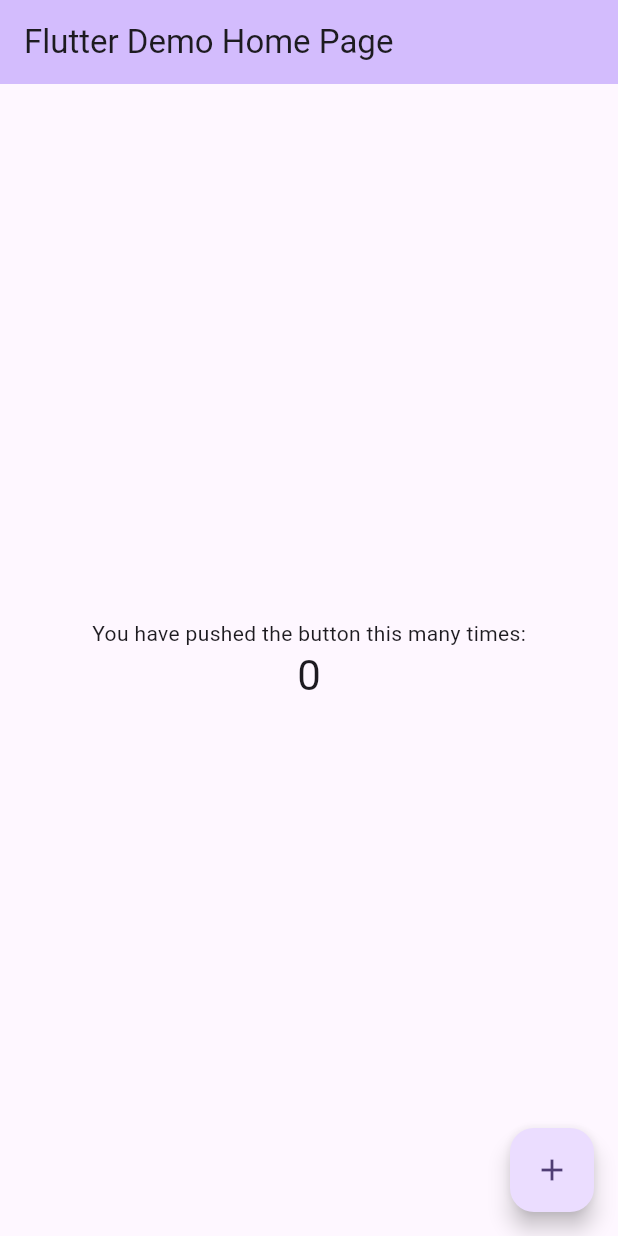
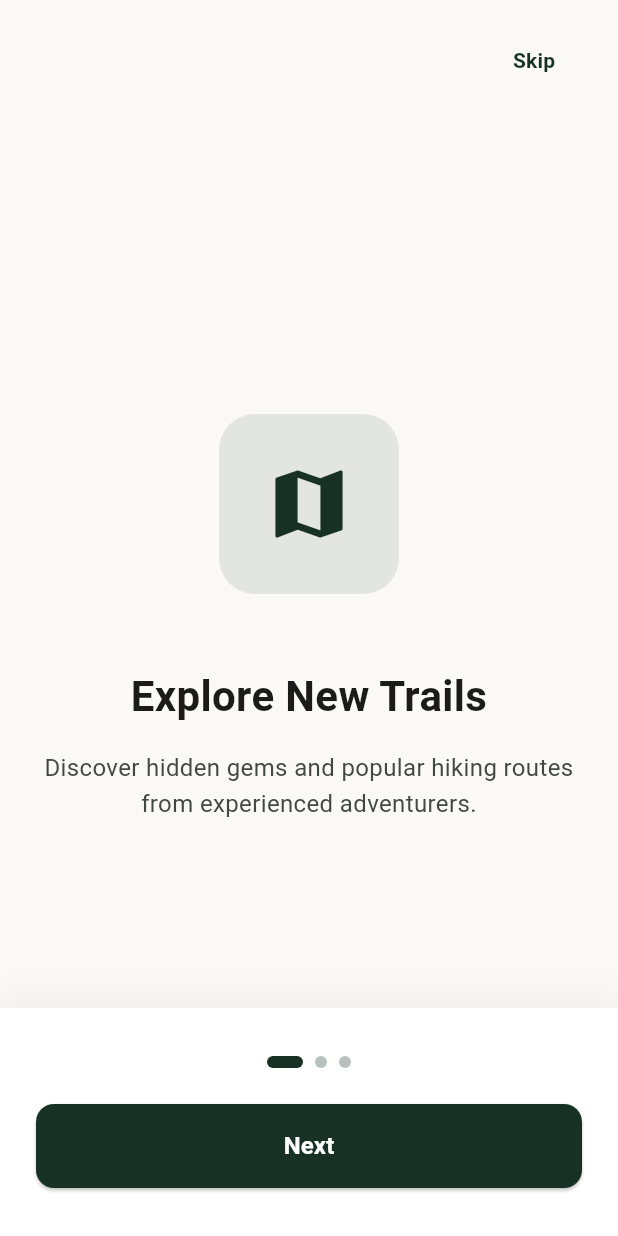
Before and after one commit to Trailidea/trailidea, a Flutter app: the screen it shows after launch, on a phone screen of 412 x 824 dp. Run offline on Flutter 3.47's test engine with Material 3 defaults, Android fonts, the phone set to English and light mode, and no system bars; Roboto replaces fonts that are missing (Plus Jakarta Sans).

Commit message:
Add initial app structure with splash, onboarding, and dashboard views

```diff
--- /dev/null
+++ b/lib/app.dart
@@ -0,0 +1,20 @@
+import 'package:flutter/material.dart';
+import 'package:trailidea/views/splash_view.dart';
+import 'package:trailidea/views/onboarding_view.dart';
+
+
+class App extends StatelessWidget {
+  const App({super.key});
+
+  @override
+  Widget build(BuildContext context) {
+    return MaterialApp(
+      debugShowCheckedModeBanner: false,
+      routes: {
+        '/': (context) => SplashView(),
+        '/onboarding': (context) => OnboardingView(),
+
+      },
+    );
+  }
+}
--- a/lib/main.dart
+++ b/lib/main.dart
@@ -1,122 +1,6 @@
 import 'package:flutter/material.dart';
+import 'package:trailidea/app.dart';
 
-void main() {
-  runApp(const MyApp());
+void main(){
+  runApp( const App());
 }
-
-class MyApp extends StatelessWidget {
-  const MyApp({super.key});
-
-  // This widget is the root of your application.
-  @override
-  Widget build(BuildContext context) {
-    return MaterialApp(
-      title: 'Flutter Demo',
-      theme: ThemeData(
-        // This is the theme of your application.
-        //
-        // TRY THIS: Try running your application with "flutter run". You'll see
-        // the application has a purple toolbar. Then, without quitting the app,
-        // try changing the seedColor in the colorScheme below to Colors.green
-        // and then invoke "hot reload" (save your changes or press the "hot
-        // reload" button in a Flutter-supported IDE, or press "r" if you used
-        // the command line to start the app).
-        //
-        // Notice that the counter didn't reset back to zero; the application
-        // state is not lost during the reload. To reset the state, use hot
-        // restart instead.
-        //
-        // This works for code too, not just values: Most code changes can be
-        // tested with just a hot reload.
-        colorScheme: .fromSeed(seedColor: Colors.deepPurple),
-      ),
-      home: const MyHomePage(title: 'Flutter Demo Home Page'),
-    );
-  }
-}
-
-class MyHomePage extends StatefulWidget {
-  const MyHomePage({super.key, required this.title});
-
-  // This widget is the home page of your application. It is stateful, meaning
-  // that it has a State object (defined below) that contains fields that affect
-  // how it looks.
-
-  // This class is the configuration for the state. It holds the values (in this
-  // case the title) provided by the parent (in this case the App widget) and
-  // used by the build method of the State. Fields in a Widget subclass are
-  // always marked "final".
-
-  final String title;
-
-  @override
-  State<MyHomePage> createState() => _MyHomePageState();
-}
-
-class _MyHomePageState extends State<MyHomePage> {
-  int _counter = 0;
-
-  void _incrementCounter() {
-    setState(() {
-      // This call to setState tells the Flutter framework that something has
-      // changed in this State, which causes it to rerun the build method below
-      // so that the display can reflect the updated values. If we changed
-      // _counter without calling setState(), then the build method would not be
-      // called again, and so nothing would appear to happen.
-      _counter++;
-    });
-  }
-
-  @override
-  Widget build(BuildContext context) {
-    // This method is rerun every time setState is called, for instance as done
-    // by the _incrementCounter method above.
-    //
-    // The Flutter framework has been optimized to make rerunning build methods
-    // fast, so that you can just rebuild anything that needs updating rather
-    // than having to individually change instances of widgets.
-    return Scaffold(
-      appBar: AppBar(
-        // TRY THIS: Try changing the color here to a specific color (to
-        // Colors.amber, perhaps?) and trigger a hot reload to see the AppBar
-        // change color while the other colors stay the same.
-        backgroundColor: Theme.of(context).colorScheme.inversePrimary,
-        // Here we take the value from the MyHomePage object that was created by
-        // the App.build method, and use it to set our appbar title.
-        title: Text(widget.title),
-      ),
-      body: Center(
-        // Center is a layout widget. It takes a single child and positions it
-        // in the middle of the parent.
-        child: Column(
-          // Column is also a layout widget. It takes a list of children and
-          // arranges them vertically. By default, it sizes itself to fit its
-          // children horizontally, and tries to be as tall as its parent.
-          //
-          // Column has various properties to control how it sizes itself and
-          // how it positions its children. Here we use mainAxisAlignment to
-          // center the children vertically; the main axis here is the vertical
-          // axis because Columns are vertical (the cross axis would be
-          // horizontal).
-          //
-          // TRY THIS: Invoke "debug painting" (choose the "Toggle Debug Paint"
-          // action in the IDE, or press "p" in the console), to see the
-          // wireframe for each widget.
-          mainAxisAlignment: .center,
-          children: [
-            const Text('You have pushed the button this many times:'),
-            Text(
-              '$_counter',
-              style: Theme.of(context).textTheme.headlineMedium,
-            ),
-          ],
-        ),
-      ),
-      floatingActionButton: FloatingActionButton(
-        onPressed: _incrementCounter,
-        tooltip: 'Increment',
-        child: const Icon(Icons.add),
-      ),
-    );
-  }
-}
--- /dev/null
+++ b/lib/views/onboarding_view.dart
@@ -0,0 +1,231 @@
+import 'package:flutter/material.dart';
+import 'login_view.dart';
+
+class OnboardingView extends StatefulWidget {
+  const OnboardingView({super.key});
+
+  @override
+  State<OnboardingView> createState() => _OnboardingViewState();
+}
+
+class _OnboardingViewState extends State<OnboardingView> {
+  late PageController _pageController;
+  int _currentPage = 0;
+
+  final List<OnboardingPage> pages = [
+    OnboardingPage(
+      title: 'Explore New Trails',
+      subtitle: 'Discover hidden gems and popular hiking routes from experienced adventurers.',
+      icon: Icons.map,
+    ),
+    OnboardingPage(
+      title: 'Track Your Journey',
+      subtitle: 'Monitor your distance, elevation, and time with precise GPS tracking.',
+      icon: Icons.location_on,
+    ),
+    OnboardingPage(
+      title: 'Connect with Community',
+      subtitle: 'Share experiences, tips, and photos with fellow trail enthusiasts worldwide.',
+      icon: Icons.people,
+    ),
+  ];
+
+  @override
+  void initState() {
+    super.initState();
+    _pageController = PageController();
+  }
+
+  @override
+  void dispose() {
+    _pageController.dispose();
+    super.dispose();
+  }
+
+  @override
+  Widget build(BuildContext context) {
+    return Scaffold(
+      backgroundColor: Color(0xFFFAF9F5),
+      body: Stack(
+        children: [
+          // Page View
+          PageView.builder(
+            controller: _pageController,
+            onPageChanged: (index) {
+              setState(() {
+                _currentPage = index;
+              });
+            },
+            itemCount: pages.length,
+            itemBuilder: (context, index) {
+              return _buildOnboardingPage(pages[index]);
+            },
+          ),
+
+          // Top right Skip button
+          Positioned(
+            top: MediaQuery.of(context).padding.top + 16,
+            right: 24,
+            child: TextButton(
+              onPressed: () {
+                Navigator.pushReplacementNamed(context, '/login');
+              },
+              child: Text(
+                'Skip',
+                style: TextStyle(
+                  fontSize: 14,
+                  fontWeight: FontWeight.w600,
+                  color: Color(0xFF173124),
+                  fontFamily: 'Plus Jakarta Sans',
+                ),
+              ),
+            ),
+          ),
+
+          // Bottom Navigation
+          Positioned(
+            bottom: 0,
+            left: 0,
+            right: 0,
+            child: Container(
+              padding: EdgeInsets.symmetric(horizontal: 24, vertical: 32),
+              decoration: BoxDecoration(
+                color: Colors.white,
+                boxShadow: [
+                  BoxShadow(
+                    color: Colors.black.withOpacity(0.05),
+                    blurRadius: 20,
+                    offset: Offset(0, -4),
+                  ),
+                ],
+              ),
+              child: Column(
+                mainAxisSize: MainAxisSize.min,
+                children: [
+                  // Dots Indicator
+                  Row(
+                    mainAxisAlignment: MainAxisAlignment.center,
+                    children: List.generate(
+                      pages.length,
+                      (index) => Container(
+                        height: 8,
+                        width: _currentPage == index ? 24 : 8,
+                        margin: EdgeInsets.symmetric(horizontal: 4),
+                        decoration: BoxDecoration(
+                          color: _currentPage == index
+                              ? Color(0xFF173124)
+                              : Color(0xFF173124).withOpacity(0.3),
+                          borderRadius: BorderRadius.circular(4),
+                        ),
+                      ),
+                    ),
+                  ),
+                  SizedBox(height: 24),
+
+                  // Next/Get Started Button
+                  SizedBox(
+                    width: double.infinity,
+                    height: 56,
+                    child: ElevatedButton(
+                      onPressed: () {
+                        if (_currentPage == pages.length - 1) {
+                          Navigator.pushReplacementNamed(context, '/login');
+                        } else {
+                          _pageController.nextPage(
+                            duration: Duration(milliseconds: 300),
+                            curve: Curves.easeInOut,
+                          );
+                        }
+                      },
+                      style: ElevatedButton.styleFrom(
+                        backgroundColor: Color(0xFF173124),
+                        shape: RoundedRectangleBorder(
+                          borderRadius: BorderRadius.circular(12),
+                        ),
+                      ),
+                      child: Text(
+                        _currentPage == pages.length - 1
+                            ? 'Get Started'
+                            : 'Next',
+                        style: TextStyle(
+                          fontSize: 16,
+                          fontWeight: FontWeight.w600,
+                          color: Colors.white,
+                          fontFamily: 'Plus Jakarta Sans',
+                        ),
+                      ),
+                    ),
+                  ),
+                ],
+              ),
+            ),
+          ),
+        ],
+      ),
+    );
+  }
+
+  Widget _buildOnboardingPage(OnboardingPage page) {
+    return Padding(
+      padding: EdgeInsets.all(24),
+      child: Column(
+        mainAxisAlignment: MainAxisAlignment.center,
+        children: [
+          // Icon
+          Container(
+            width: 120,
+            height: 120,
+            decoration: BoxDecoration(
+              color: Color(0xFF173124).withOpacity(0.1),
+              borderRadius: BorderRadius.circular(24),
+            ),
+            child: Icon(
+              page.icon,
+              size: 60,
+              color: Color(0xFF173124),
+            ),
+          ),
+          SizedBox(height: 48),
+
+          // Title
+          Text(
+            page.title,
+            textAlign: TextAlign.center,
+            style: TextStyle(
+              fontSize: 28,
+              fontWeight: FontWeight.w700,
+              color: Color(0xFF1b1c1a),
+              fontFamily: 'Plus Jakarta Sans',
+            ),
+          ),
+          SizedBox(height: 16),
+
+          // Subtitle
+          Text(
+            page.subtitle,
+            textAlign: TextAlign.center,
+            style: TextStyle(
+              fontSize: 16,
+              fontWeight: FontWeight.w400,
+              color: Color(0xFF424844),
+              fontFamily: 'Plus Jakarta Sans',
+              height: 1.5,
+            ),
+          ),
+        ],
+      ),
+    );
+  }
+}
+
+class OnboardingPage {
+  final String title;
+  final String subtitle;
+  final IconData icon;
+
+  OnboardingPage({
+    required this.title,
+    required this.subtitle,
+    required this.icon,
+  });
+}
```
Also changed, not shown: lib/views/dashboard_view.dart (added, +175 -0 lines), lib/views/splash_view.dart (added, +195 -0 lines), pubspec.yaml (+4 -3 lines), lib/assets/images/splash_background.png (added), lib/views/login_view.dart (added), lib/views/register_view.dart (added).
